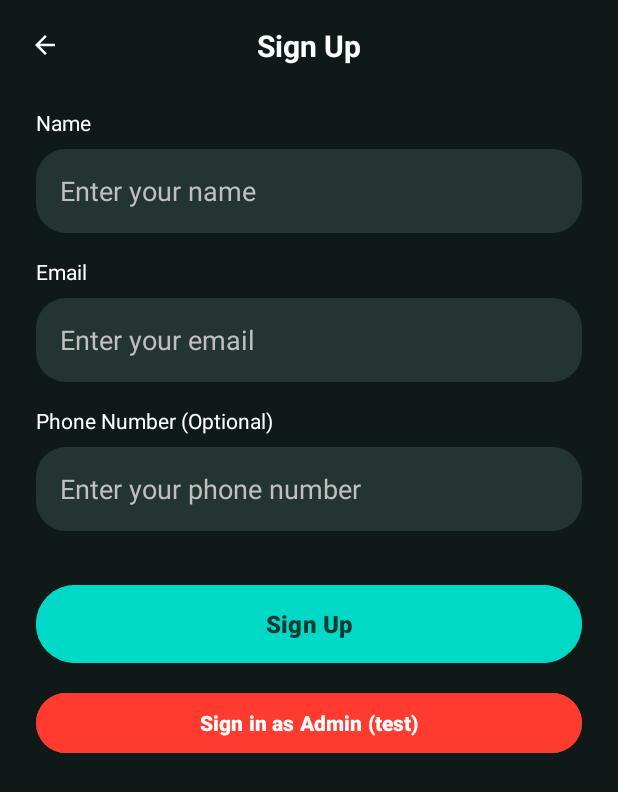
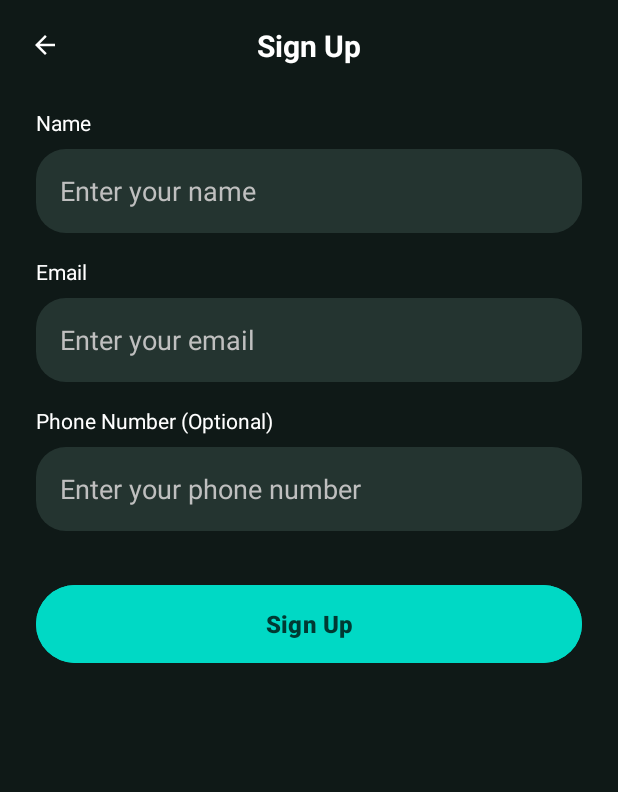
Before and after one commit to CMPUT301F25origin/origin-kickoff, an Android app: the screen it shows after launch (SignUpActivity), on a phone screen of 412 x 824 dp. Shown: the top 792 px of the screen. Run offline under Robolectric (Android 15) with nearby library versions, the phone set to English and light mode, and no system bars; our stand-ins replace Firebase (no records; nobody signed in at launch, a user with empty details on screens opened directly).

Commit message:
sign up as admin button removed successfully

```diff
--- a/app/src/main/res/layout/activity_sign_up.xml
+++ b/app/src/main/res/layout/activity_sign_up.xml
@@ -141,20 +141,6 @@
                 android:backgroundTint="@color/ko_teal"
                 app:cornerRadius="28dp"/>
 
-            <!-- Admin test sign-in button -->
-            <com.google.android.material.button.MaterialButton
-                android:id="@+id/btnAdminSignIn"
-                android:layout_width="match_parent"
-                android:layout_height="48dp"
-                android:layout_marginTop="12dp"
-                android:text="Sign in as Admin (test)"
-                android:textAllCaps="false"
-                android:textStyle="bold"
-                android:textSize="14sp"
-                android:textColor="#FFFFFF"
-                android:backgroundTint="#FF3B30"
-                app:cornerRadius="24dp"/>
-
         </LinearLayout>
     </ScrollView>
 
```
Also changed, not shown: app/src/main/java/ca/team/originkickoff/SignUpActivity.java (+33 -42 lines).
